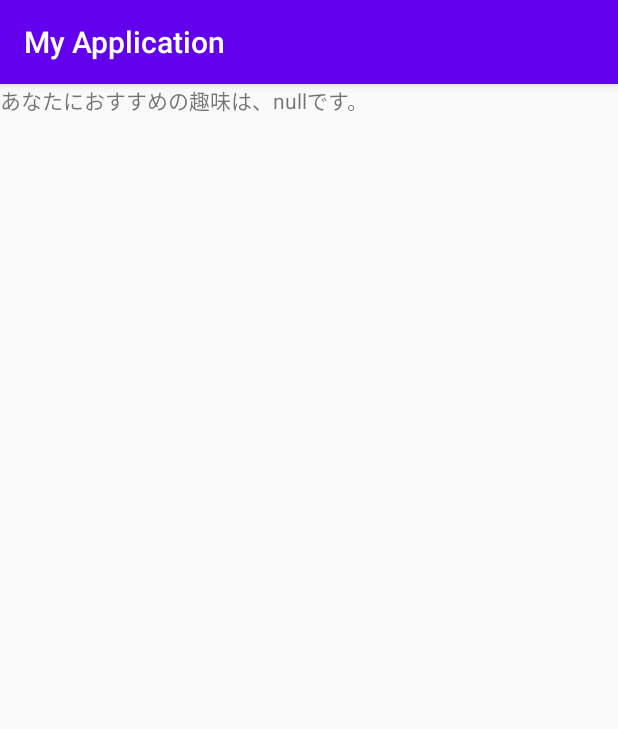
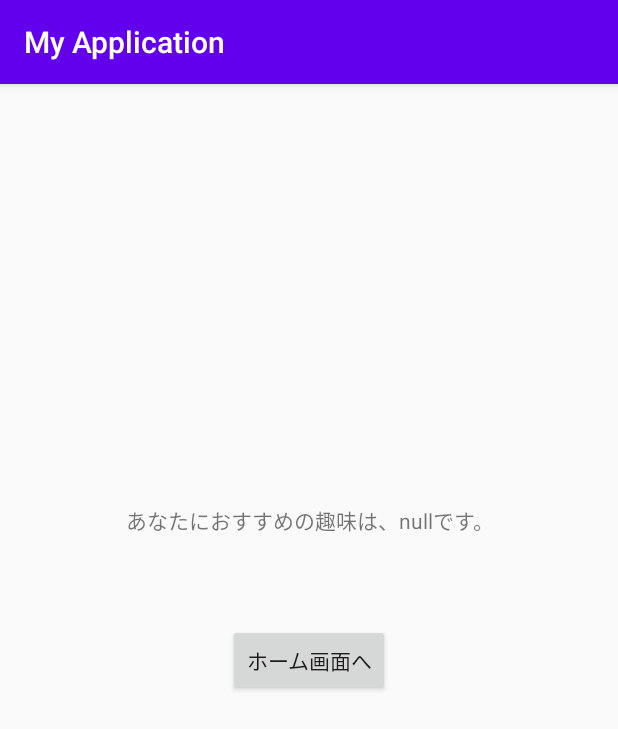
Before and after one commit to otakouki/syou, an Android app: the MainActivity4 screen opened directly, with no data from a screen before it, on a phone screen of 412 x 824 dp. Shown: the top 729 px of the screen. Run offline under Robolectric (Android 15) with nearby library versions, the phone set to English and light mode, and no system bars.

Commit message:
メイン画面最新版

```diff
--- a/MyApplication/app/src/main/java/com/e/myapplication/MainActivity3.kt
+++ b/MyApplication/app/src/main/java/com/e/myapplication/MainActivity3.kt
@@ -149,7 +149,9 @@
                 else -> textView.text = "エラー"
             }
             //val textView = findViewById<TextView>(R.id.textView14)
+if(text == ""){
 
+}else {
     val intent = Intent(this, MainActivity4::class.java)
     //textは受け渡す変数
     //val text = rg1 + "," + rg2 + "," + rg3 + "," + rg4 + "," + rg5 + "," + rg6
@@ -157,6 +159,7 @@
     intent.putExtra("TEXT_KEY2", text)
     //画面遷移を開始
     startActivity(intent)
+}
 
         })
     }
--- a/MyApplication/app/src/main/java/com/e/myapplication/MainActivity4.kt
+++ b/MyApplication/app/src/main/java/com/e/myapplication/MainActivity4.kt
@@ -1,7 +1,9 @@
 package com.e.myapplication
 
+import android.content.Intent
 import androidx.appcompat.app.AppCompatActivity
 import android.os.Bundle
+import android.view.View
 import kotlinx.android.synthetic.main.activity_main4.*
 
 class MainActivity4 : AppCompatActivity() {
@@ -11,5 +13,10 @@
 
         val text = intent.getStringExtra("TEXT_KEY2")
         text1.setText("あなたにおすすめの趣味は、${text.toString()}です。")
+        button4.setOnClickListener(View.OnClickListener {
+            val intent = Intent(this, MainActivity::class.java)
+            //画面遷移を開始
+            startActivity(intent)
+        })
     }
 }
--- a/MyApplication/app/src/main/res/layout/activity_main4.xml
+++ b/MyApplication/app/src/main/res/layout/activity_main4.xml
@@ -1,15 +1,31 @@
 <?xml version="1.0" encoding="utf-8"?>
-<LinearLayout xmlns:android="http://schemas.android.com/apk/res/android"
+<androidx.constraintlayout.widget.ConstraintLayout xmlns:android="http://schemas.android.com/apk/res/android"
     xmlns:app="http://schemas.android.com/apk/res-auto"
     xmlns:tools="http://schemas.android.com/tools"
     android:layout_width="match_parent"
     android:layout_height="match_parent"
+    android:orientation="vertical"
     tools:context=".MainActivity4">
 
     <TextView
         android:id="@+id/text1"
+        android:layout_width="match_parent"
+        android:layout_height="wrap_content"
+        android:textAlignment="center"
+        app:layout_constraintBottom_toTopOf="@+id/button4"
+        app:layout_constraintTop_toTopOf="parent"
+        app:layout_constraintVertical_bias="0.826"
+        tools:layout_editor_absoluteX="0dp" />
+
+    <Button
+        android:id="@+id/button4"
         android:layout_width="wrap_content"
-        android:layout_height="match_parent" />
+        android:layout_height="wrap_content"
+        android:text="ホーム画面へ"
+        app:layout_constraintBottom_toBottomOf="parent"
+        app:layout_constraintEnd_toEndOf="parent"
+        app:layout_constraintStart_toStartOf="parent"
+        app:layout_constraintTop_toTopOf="parent" />
 
 
-</LinearLayout>
+</androidx.constraintlayout.widget.ConstraintLayout>
```
Also changed, not shown: MyApplication/app/src/main/java/com/e/myapplication/MainActivity.kt (+6 -4 lines). Lines whose indentation alone changed are shown as unchanged.
